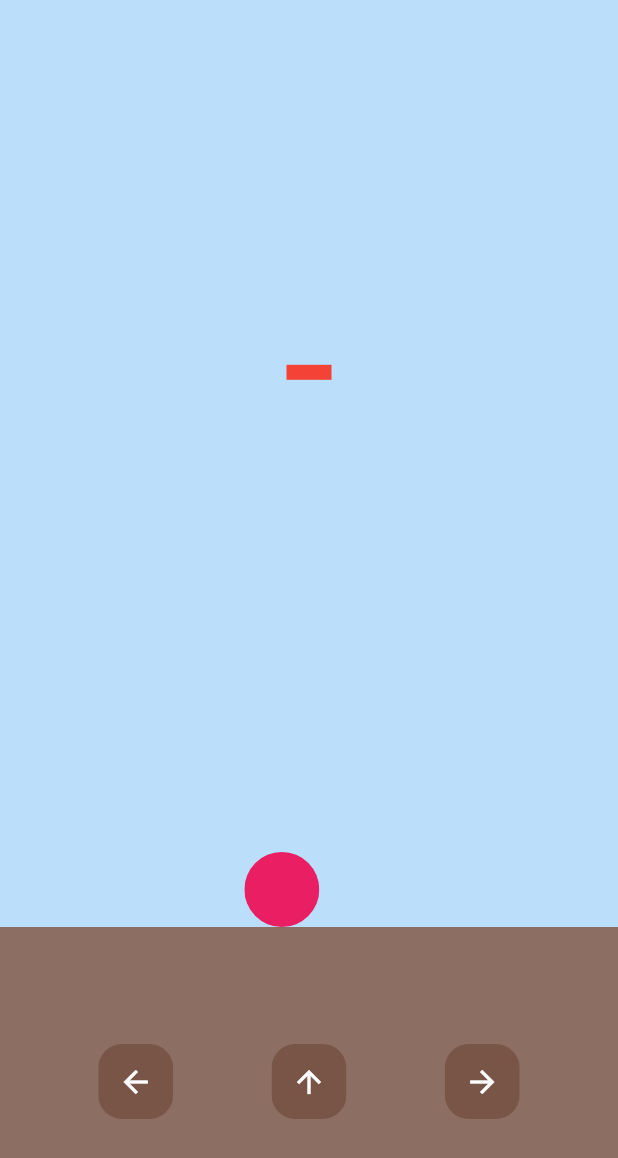
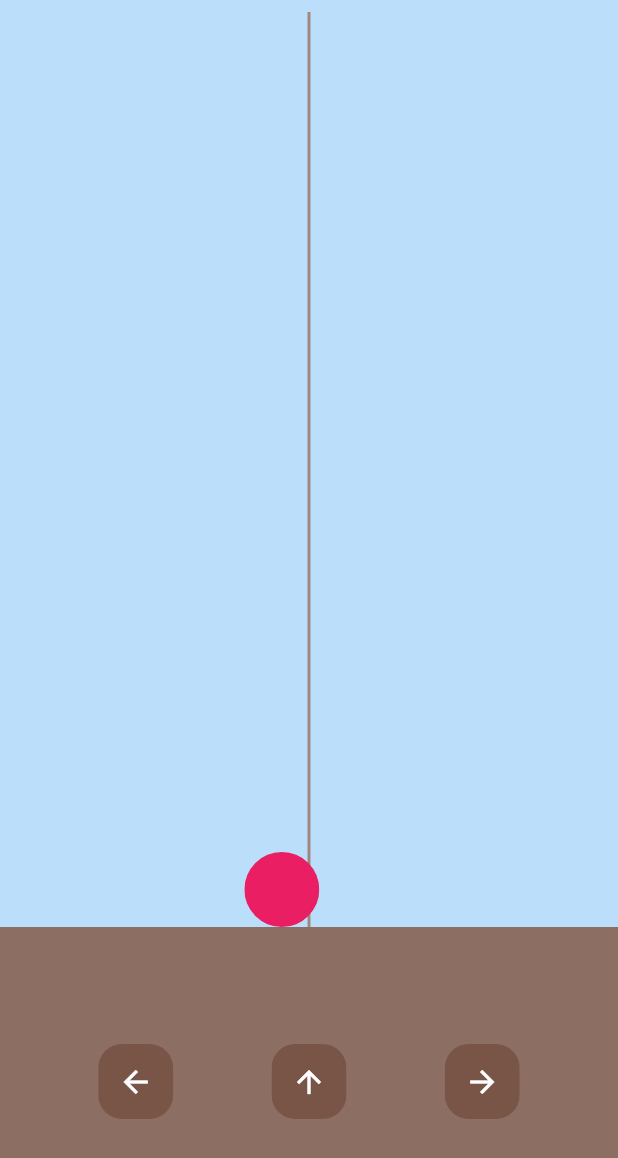
Before and after one commit to Rizz-33/Bubble-Trouble, a Flutter app: the screen it shows after launch, after a tap on the "arrow upward" icon, on a phone screen of 412 x 824 dp. Shown: the top 1158 px of the screen. Run offline on Flutter 3.47's test engine with Material 3 defaults, Android fonts, the light colour scheme and no system bars.

Commit message:
modify: variables

```diff
--- a/lib/home.dart
+++ b/lib/home.dart
@@ -14,8 +14,8 @@ class HomePage extends StatefulWidget {
 
 class _HomePageState extends State<HomePage> {
 
-  double X = 0;
-  double mX = 0;
+  static double X = 0;
+  double mX = X;
   double mY = 1;
   double mH = 10;
 
@@ -40,9 +40,9 @@ class _HomePageState extends State<HomePage> {
   }
 
   void fireMissle() {
-    Timer.periodic(Duration(milliseconds: 100), (timer){
+    Timer.periodic(Duration(milliseconds: 20), (timer){
       setState(() {
-        mY -= 0.1;
+        mH += 10;
       });
     });
   }
@@ -75,9 +75,9 @@ class _HomePageState extends State<HomePage> {
                     Container(
                       alignment: Alignment(mX, mY),
                       child: Container(
-                        width: 30,
+                        width: 2,
                         height: mH,
-                        color: Colors.red,
+                        color: Colors.brown[300],
                       ),
                     ),
                     MyPlayer(
```
